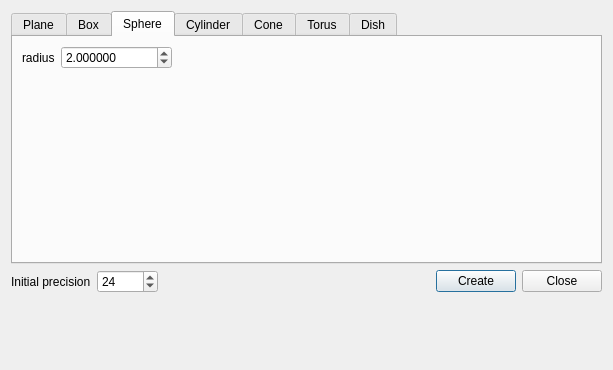
Qt form qCC/ui_templates/primitiveFactoryDlg.ui (CloudCompare/CloudCompare) before a commit.
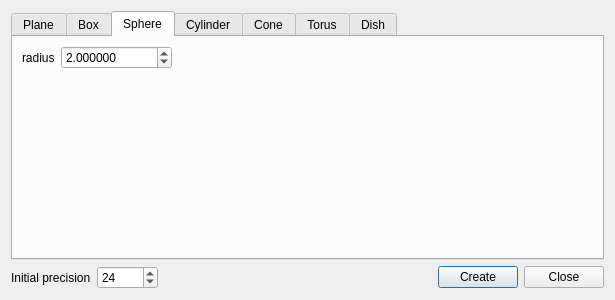
The same form after that commit. Icons and pictures are not drawn.

Commit message: Vertical spacers added so dialogs keep their original display style on Windows

What changed in the file:
```diff
--- a/qCC/ui_templates/primitiveFactoryDlg.ui
+++ b/qCC/ui_templates/primitiveFactoryDlg.ui
@@ -6,8 +6,8 @@
    <rect>
     <x>0</x>
     <y>0</y>
-    <width>613</width>
-    <height>370</height>
+    <width>615</width>
+    <height>300</height>
    </rect>
   </property>
   <property name="windowTitle">
```
The commit also changes 2 other files.
